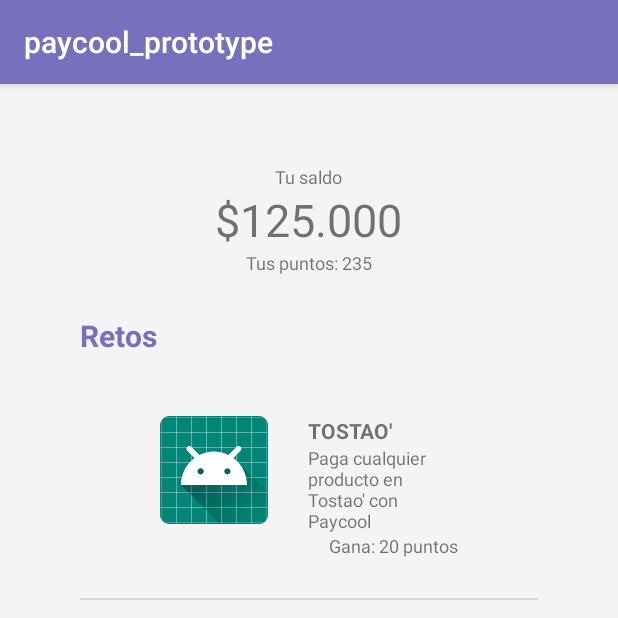
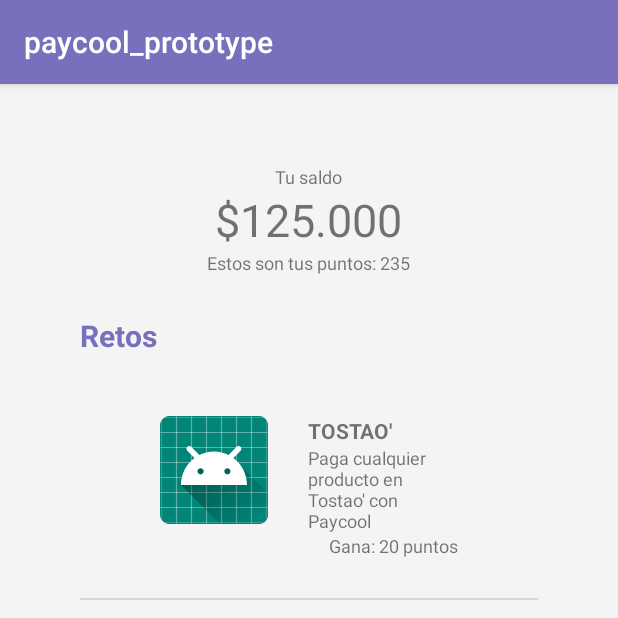
Before and after one commit to Chefcito/191-int2-paycool-prototype, an Android app: the screen it shows after launch (Home), on a phone screen of 412 x 824 dp, the top half of it. Run offline under Robolectric (Android 15) with nearby library versions, the phone set to English and light mode, and no system bars.

Commit message:
New branch test

```diff
--- a/app/src/main/res/layout/home.xml
+++ b/app/src/main/res/layout/home.xml
@@ -30,7 +30,7 @@
             android:layout_width="wrap_content"
             android:layout_height="wrap_content"
             android:layout_gravity="center"
-            android:text="Tus puntos: 235"
+            android:text="Estos son tus puntos: 235"
             android:textSize="12dp"/>
 
     </LinearLayout>
```
